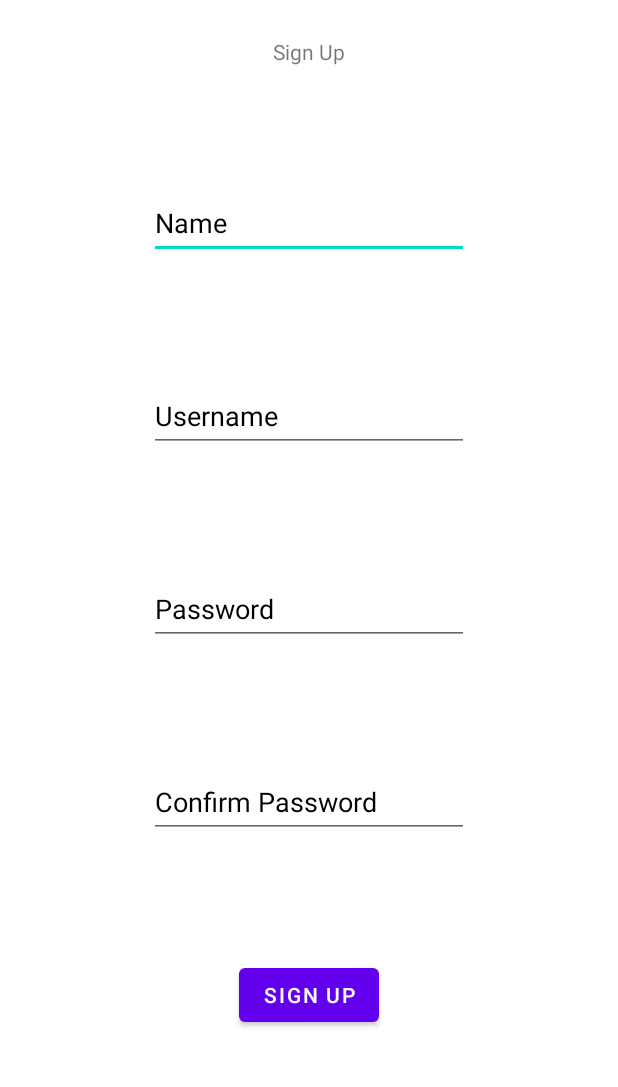
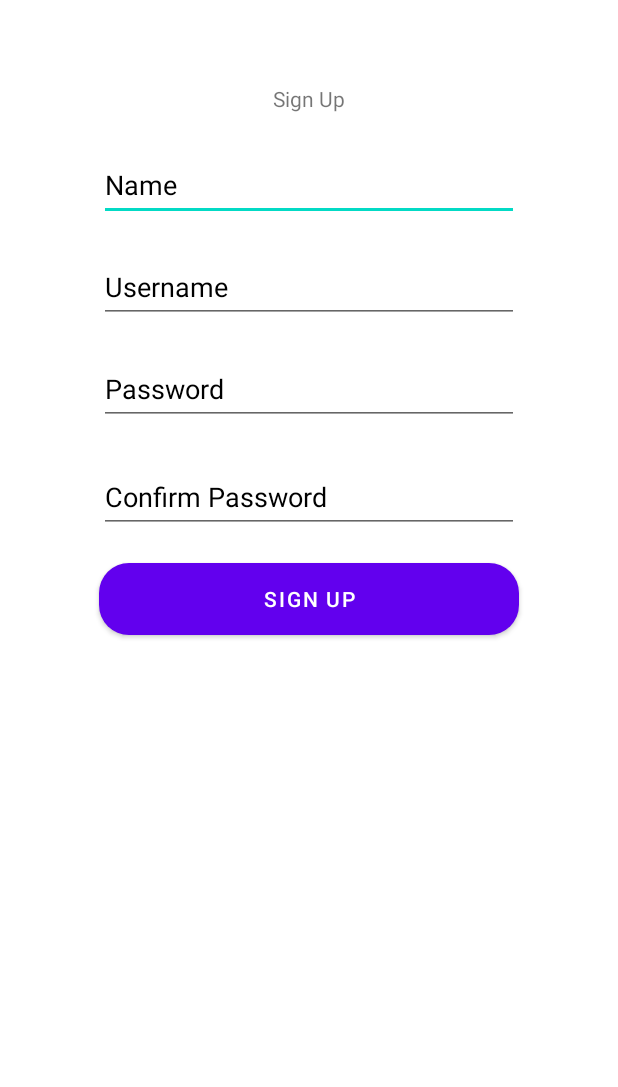
Before and after one commit to jimwellf/recipe, an Android app: the LoginActivity screen opened directly, with no data from a screen before it, after a tap on "CREATE", on a phone screen of 412 x 824 dp, the part 84-1171 px from its top. Run offline under Robolectric (Android 15) with nearby library versions, the phone set to English and light mode, and no system bars; 1 other tap on this screen came first.

Commit message:
feat: ready

```diff
--- a/app/src/main/java/com/fooding/recipe/Fragments/RecipesFragment.java
+++ b/app/src/main/java/com/fooding/recipe/Fragments/RecipesFragment.java
@@ -48,6 +48,7 @@ public class RecipesFragment extends Fragment {
         dialog.setTitle("Fooding");
 
         searchView = getActivity().findViewById(R.id.searchView_id);
+
         searchView.setOnQueryTextListener(new SearchView.OnQueryTextListener() {
             @Override
             public boolean onQueryTextSubmit(String s) {
@@ -75,8 +76,8 @@ public class RecipesFragment extends Fragment {
         spinner.setOnItemSelectedListener(spinnerSelectedListener);
 
         manager = new RequestManager(getContext());
-        manager.getRandomRecipes(randomRecipeResponseListener, tags);
-        dialog.show();
+        //manager.getRandomRecipes(randomRecipeResponseListener, tags);
+        //dialog.show();
     }
 
     private final RandomRecipeResponseListener randomRecipeResponseListener = new RandomRecipeResponseListener() {
--- a/app/src/main/java/com/fooding/recipe/RequestManager.java
+++ b/app/src/main/java/com/fooding/recipe/RequestManager.java
@@ -28,7 +28,7 @@ public class RequestManager {
 
     public void getRandomRecipes(RandomRecipeResponseListener listener, List<String> tags) {
         CallRandomRecipes callRandomRecipes = retrofit.create(CallRandomRecipes.class);
-        Call<RandomRecipeApiResponse> call = callRandomRecipes.callRandomRecipe(context.getString(R.string.api_key), "10", tags);
+        Call<RandomRecipeApiResponse> call = callRandomRecipes.callRandomRecipe(context.getString(R.string.api_key), "15", tags);
         call.enqueue(new Callback<RandomRecipeApiResponse>() {
             @Override
             public void onResponse(Call<RandomRecipeApiResponse> call, Response<RandomRecipeApiResponse> response) {
--- /dev/null
+++ b/app/src/main/res/drawable/rounder_corner.xml
@@ -0,0 +1,5 @@
+<?xml version="1.0" encoding="utf-8"?>
+<shape xmlns:android="http://schemas.android.com/apk/res/android">
+    <corners  android:radius="20dp"/>
+    <solid android:color="@color/blue"></solid>
+</shape>
--- a/app/src/main/res/layout/activity_login.xml
+++ b/app/src/main/res/layout/activity_login.xml
@@ -41,6 +41,7 @@
         android:hint="Username"
         android:inputType="textLongMessage|textPersonName"
         android:minHeight="48dp"
+        android:width="280dp"
         app:layout_constraintEnd_toEndOf="parent"
         app:layout_constraintHorizontal_bias="0.502"
         app:layout_constraintStart_toStartOf="parent"
@@ -52,6 +53,7 @@
         android:layout_height="wrap_content"
         android:layout_marginTop="20dp"
         android:ems="10"
+        android:width="280dp"
         android:hint="Password"
         android:inputType="textPassword"
         android:minHeight="48dp"
@@ -75,6 +77,9 @@
         android:layout_width="wrap_content"
         android:layout_height="wrap_content"
         android:text="LOGIN"
+        android:background="@drawable/rounder_corner"
+        android:backgroundTint="@color/blue"
+        android:width="280dp"
         app:layout_constraintBottom_toBottomOf="parent"
         app:layout_constraintEnd_toEndOf="parent"
         app:layout_constraintHorizontal_bias="0.498"
--- a/app/src/main/res/layout/activity_main.xml
+++ b/app/src/main/res/layout/activity_main.xml
@@ -42,10 +42,10 @@
             android:background="@color/white"
             app:layout_constraintBottom_toTopOf="@+id/bottom_nav"
             app:layout_constraintEnd_toEndOf="parent"
-            app:layout_constraintHorizontal_bias="1.0"
+            app:layout_constraintHorizontal_bias="0.0"
             app:layout_constraintStart_toStartOf="parent"
             app:layout_constraintTop_toBottomOf="@+id/toolbar2"
-            app:layout_constraintVertical_bias="1.0"
+            app:layout_constraintVertical_bias="0.0"
             tools:layout="@layout/homepage_fragment" />
 
         <com.google.android.material.bottomnavigation.BottomNavigationView
--- a/app/src/main/res/layout/activity_signup.xml
+++ b/app/src/main/res/layout/activity_signup.xml
@@ -10,10 +10,7 @@
         android:id="@+id/toolbar2"
         android:layout_width="match_parent"
         android:layout_height="?attr/actionBarSize"
-        android:background="@color/blue"
-        app:layout_constraintEnd_toEndOf="parent"
-        app:layout_constraintStart_toStartOf="parent"
-        app:layout_constraintTop_toTopOf="parent">
+        android:background="@color/blue">
 
         <RelativeLayout
             android:layout_width="match_parent"
@@ -28,7 +25,7 @@
                 android:text="@string/app_name"
                 android:textColor="@color/white"
                 android:textSize="24sp"
-                android:textStyle="bold"/>
+                android:textStyle="bold" />
         </RelativeLayout>
     </androidx.appcompat.widget.Toolbar>
 
@@ -36,84 +33,86 @@
         android:id="@+id/name_id"
         android:layout_width="wrap_content"
         android:layout_height="wrap_content"
+        android:layout_marginTop="24dp"
+        android:width="280dp"
         android:ems="10"
         android:hint="Name"
         android:inputType="textShortMessage|textPersonName"
         android:minHeight="48dp"
-        app:layout_constraintBottom_toTopOf="@+id/username_id"
         app:layout_constraintEnd_toEndOf="parent"
         app:layout_constraintHorizontal_bias="0.5"
         app:layout_constraintStart_toStartOf="parent"
-        app:layout_constraintTop_toBottomOf="@+id/signup"
-        app:layout_constraintVertical_bias="0.5" />
+        app:layout_constraintTop_toBottomOf="@+id/signup" />
 
     <EditText
         android:id="@+id/username_id"
         android:layout_width="wrap_content"
         android:layout_height="wrap_content"
+        android:layout_marginTop="20dp"
+        android:width="280dp"
         android:ems="10"
         android:hint="Username"
         android:inputType="textLongMessage|textPersonName"
         android:minHeight="48dp"
-        app:layout_constraintBottom_toTopOf="@+id/password_id"
         app:layout_constraintEnd_toEndOf="parent"
         app:layout_constraintHorizontal_bias="0.5"
         app:layout_constraintStart_toStartOf="parent"
-        app:layout_constraintTop_toBottomOf="@+id/name_id"
-        app:layout_constraintVertical_bias="0.5" />
+        app:layout_constraintTop_toBottomOf="@+id/name_id" />
 
     <EditText
         android:id="@+id/password_id"
         android:layout_width="wrap_content"
         android:layout_height="wrap_content"
+        android:layout_marginTop="20dp"
+        android:width="280dp"
         android:ems="10"
         android:hint="Password"
         android:inputType="textPassword"
         android:minHeight="48dp"
-        app:layout_constraintBottom_toTopOf="@+id/editTextTextPersonName4"
         app:layout_constraintEnd_toEndOf="parent"
         app:layout_constraintHorizontal_bias="0.5"
         app:layout_constraintStart_toStartOf="parent"
-        app:layout_constraintTop_toBottomOf="@+id/username_id"
-        app:layout_constraintVertical_bias="0.5" />
+        app:layout_constraintTop_toBottomOf="@+id/username_id" />
+
+    <Button
+        android:id="@+id/signupbutton_id"
+        android:layout_width="wrap_content"
+        android:layout_height="wrap_content"
+        android:layout_marginTop="20dp"
+        android:width="280dp"
+        android:background="@drawable/rounder_corner"
+        android:backgroundTint="@color/blue"
+        android:text="SIGN UP"
+        app:layout_constraintEnd_toEndOf="parent"
+        app:layout_constraintHorizontal_bias="0.5"
+        app:layout_constraintStart_toStartOf="parent"
+        app:layout_constraintTop_toBottomOf="@+id/editTextTextPersonName4" />
 
     <EditText
         android:id="@+id/editTextTextPersonName4"
         android:layout_width="wrap_content"
         android:layout_height="wrap_content"
+        android:layout_marginTop="24dp"
+        android:width="280dp"
         android:ems="10"
         android:hint="Confirm Password"
         android:inputType="textPassword"
         android:minHeight="48dp"
-        app:layout_constraintBottom_toTopOf="@+id/signupbutton_id"
         app:layout_constraintEnd_toEndOf="parent"
         app:layout_constraintHorizontal_bias="0.5"
         app:layout_constraintStart_toStartOf="parent"
-        app:layout_constraintTop_toBottomOf="@+id/password_id"
-        app:layout_constraintVertical_bias="0.5" />
+        app:layout_constraintTop_toBottomOf="@+id/password_id" />
 
     <TextView
         android:id="@+id/signup"
         android:layout_width="wrap_content"
         android:layout_height="wrap_content"
+        android:layout_marginTop="56dp"
+
         android:text="Sign Up"
-        app:layout_constraintBottom_toTopOf="@+id/name_id"
         app:layout_constraintEnd_toEndOf="parent"
         app:layout_constraintHorizontal_bias="0.5"
         app:layout_constraintStart_toStartOf="parent"
-        app:layout_constraintTop_toTopOf="parent"
-        app:layout_constraintVertical_bias="0.5" />
-
-    <Button
-        android:id="@+id/signupbutton_id"
-        android:layout_width="wrap_content"
-        android:layout_height="wrap_content"
-        android:text="SIGN UP"
-        app:layout_constraintBottom_toBottomOf="parent"
-        app:layout_constraintEnd_toEndOf="parent"
-        app:layout_constraintHorizontal_bias="0.5"
-        app:layout_constraintStart_toStartOf="parent"
-        app:layout_constraintTop_toBottomOf="@+id/editTextTextPersonName4"
-        app:layout_constraintVertical_bias="0.5" />
+        app:layout_constraintTop_toBottomOf="@+id/toolbar2" />
 
 </androidx.constraintlayout.widget.ConstraintLayout>
```
Also changed, not shown: app/src/main/res/layout/homepage_fragment.xml (+8 -2 lines), app/src/main/res/layout/loggedin_fragment.xml (+16 -2 lines), app/src/main/res/layout/pantry_fragment.xml (+8 -2 lines), app/src/main/res/layout/profile_fragment.xml (+28 -9 lines).
